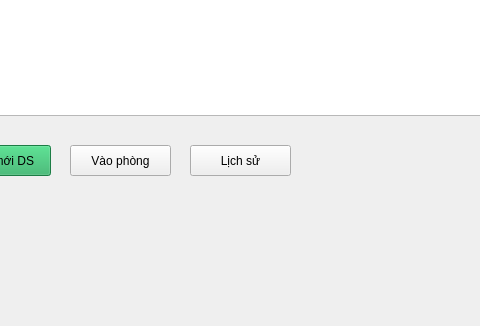
The window that AuctionClient/mainwindow.ui (nhatsonle/LAN_BiddingSystem) describes before a commit, drawn with Qt 5; both pictures show x 199 to 679 and y 294 to 620 of the 900 by 620 pixel window.
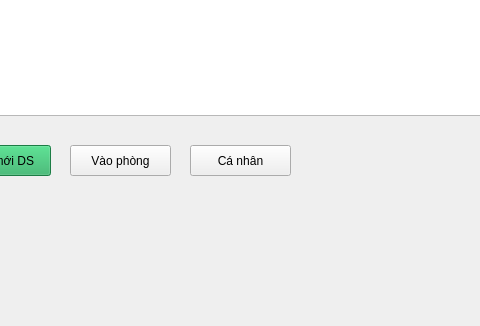
The same window after the commit.

Patch:
```diff
--- a/AuctionClient/mainwindow.ui
+++ b/AuctionClient/mainwindow.ui
@@ -198,7 +198,7 @@
          </rect>
         </property>
         <property name="text">
-         <string>Lịch sử</string>
+         <string>Cá nhân</string>
         </property>
        </widget>
        <widget class="QLineEdit" name="txtSearch">
```
Left out of the diff: 2 changed lines with no effect on the pictures.
